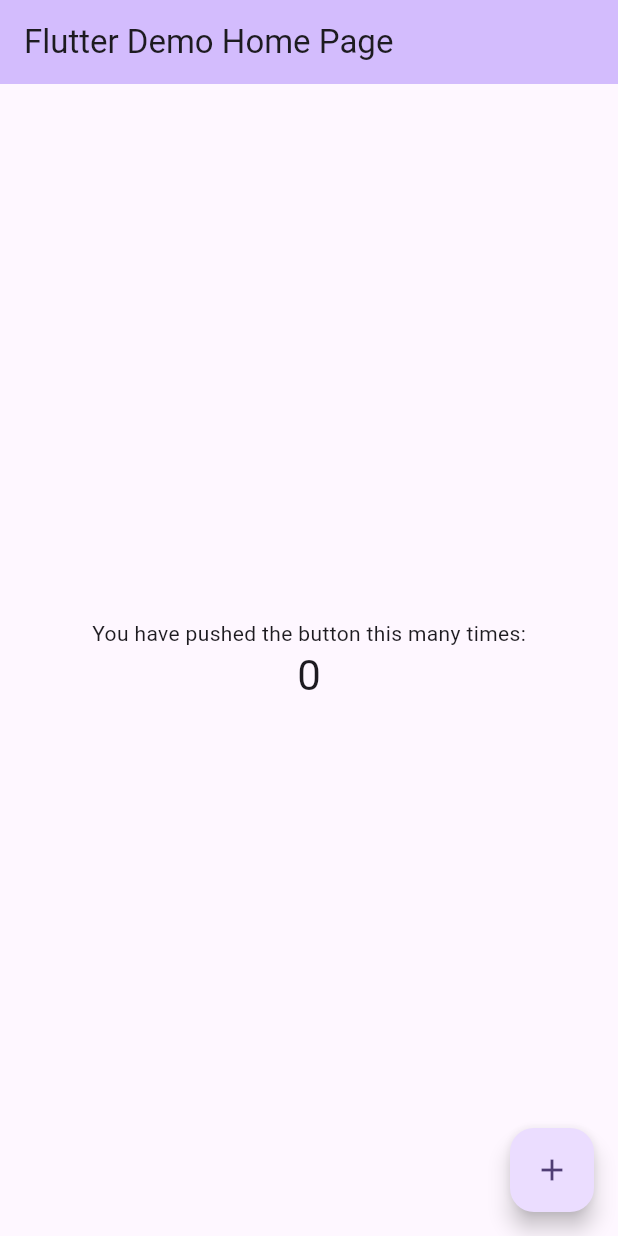
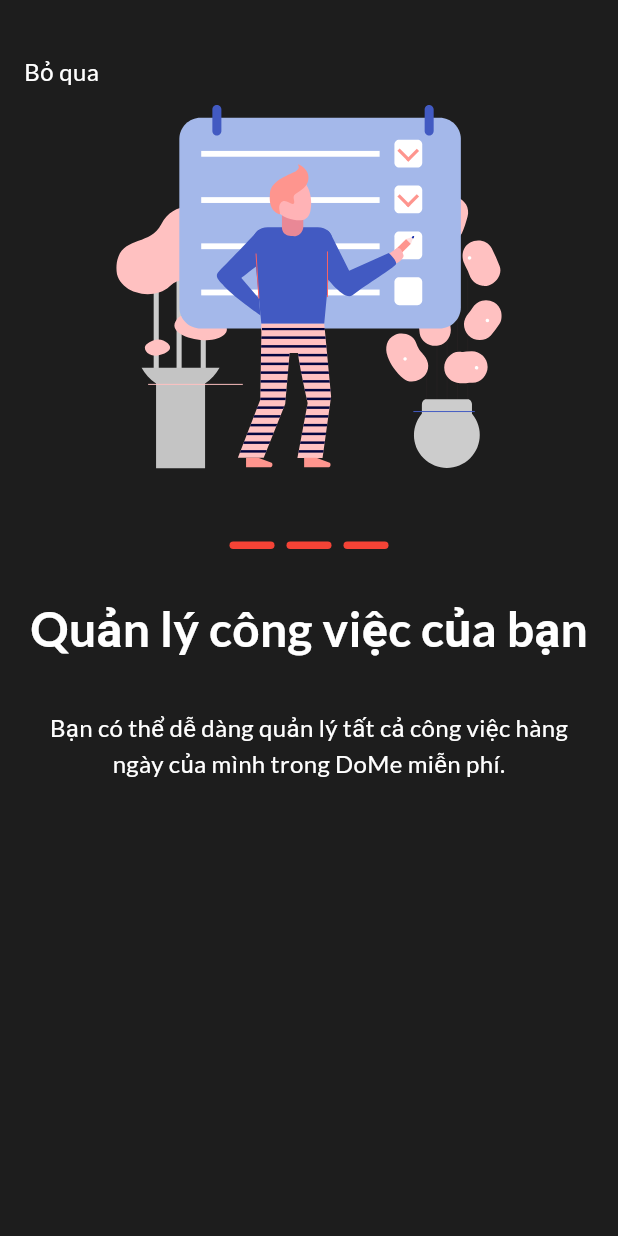
Before and after one commit to sanggit999/uptodo_app, a Flutter app: the screen it shows after launch, on a phone screen of 412 x 824 dp. Run offline on Flutter 3.47's test engine with Material 3 defaults, Android fonts, the phone set to English and light mode, and no system bars; our stand-ins replace flutter_bloc, flutter_svg, go_router.

Commit message:
update: Thêm thư mục core(configs, constants, navigation), screen Splash đã xong.

```diff
--- /dev/null
+++ b/lib/core/configs/assets/app_vectors.dart
@@ -0,0 +1,9 @@
+class AppVectors {
+  static const basePath = 'assets/vectors/';
+  static const format = '.svg';
+
+  static const intro = '${basePath}intro$format';
+  static const onboading1 = '${basePath}onboading1$format';
+  static const onboading2 = '${basePath}onboading2$format';
+  static const onboading3 = '${basePath}onboading3$format';
+}
--- /dev/null
+++ b/lib/core/configs/theme/app_colors.dart
@@ -0,0 +1,10 @@
+import 'dart:ui';
+
+class AppColors {
+  AppColors._();
+  static const primary = Color(0xff8687E7);
+  static const black = Color(0xff1D1D1D);
+  static const white = Color(0xffFFFFFF);
+  static const darkGray = Color(0xff535353);
+  static const lightGray = Color(0xff979797);
+}
--- /dev/null
+++ b/lib/core/configs/theme/app_theme.dart
@@ -0,0 +1,16 @@
+import 'package:flutter/material.dart';
+import 'package:uptodo_app/core/configs/theme/app_colors.dart';
+import 'package:uptodo_app/core/configs/theme/custom_theme/elevate_button_theme.dart';
+import 'package:uptodo_app/core/configs/theme/custom_theme/text_form_field_theme.dart';
+
+class AppTheme {
+  AppTheme._();
+
+  static final dark = ThemeData(
+    fontFamily: 'Lato',
+    primaryColor: AppColors.primary,
+    scaffoldBackgroundColor: AppColors.black,
+    inputDecorationTheme: AppTextFormFieldTheme.darkInputDecoration,
+    elevatedButtonTheme: AppElevateButtonTheme.darkElevatedButtonTheme,
+  );
+}
--- /dev/null
+++ b/lib/core/configs/theme/custom_theme/elevate_button_theme.dart
@@ -0,0 +1,15 @@
+import 'package:flutter/material.dart';
+import 'package:uptodo_app/core/configs/theme/app_colors.dart';
+
+class AppElevateButtonTheme {
+  AppElevateButtonTheme._();
+
+  static ElevatedButtonThemeData darkElevatedButtonTheme =
+      ElevatedButtonThemeData(
+          style: ElevatedButton.styleFrom(
+    backgroundColor: AppColors.primary,
+    elevation: 0,
+    textStyle: const TextStyle(fontSize: 16, fontWeight: FontWeight.w400),
+    shape: RoundedRectangleBorder(borderRadius: BorderRadius.circular(4)),
+  ));
+}
--- /dev/null
+++ b/lib/core/configs/theme/custom_theme/text_form_field_theme.dart
@@ -0,0 +1,49 @@
+import 'package:flutter/material.dart';
+import 'package:uptodo_app/core/configs/theme/app_colors.dart';
+
+class AppTextFormFieldTheme {
+  AppTextFormFieldTheme._();
+
+  static InputDecorationTheme darkInputDecoration = InputDecorationTheme(
+    filled: true,
+    fillColor: AppColors.lightGray,
+    hintStyle:
+    const TextStyle(color: AppColors.darkGray, fontWeight: FontWeight.w400),
+    contentPadding: const EdgeInsets.all(12),
+    border: OutlineInputBorder(
+      borderRadius: BorderRadius.circular(4),
+      borderSide: const BorderSide(
+        color: AppColors.lightGray,
+        width: 1,
+      ),
+    ),
+    enabledBorder: OutlineInputBorder(
+      borderRadius: BorderRadius.circular(4),
+      borderSide: const BorderSide(
+        color: AppColors.lightGray,
+        width: 1,
+      ),
+    ),
+    focusedBorder: OutlineInputBorder(
+      borderRadius: BorderRadius.circular(4),
+      borderSide: const BorderSide(
+        color: AppColors.lightGray,
+        width: 1,
+      ),
+    ),
+    errorBorder: OutlineInputBorder(
+      borderRadius: BorderRadius.circular(4),
+      borderSide: const BorderSide(
+        color: Colors.red,
+        width: 1,
+      ),
+    ),
+    focusedErrorBorder: OutlineInputBorder(
+      borderRadius: BorderRadius.circular(4),
+      borderSide: const BorderSide(
+        color: Colors.red,
+        width: 1,
+      ),
+    ),
+  );
+}
--- /dev/null
+++ b/lib/core/constants/app_strings.dart
@@ -0,0 +1,32 @@
+class AppStrings {
+  AppStrings._();
+
+  static const upTodo = 'UpTodo';
+  static const skip = 'Bỏ qua';
+  static const back = 'Quay lại';
+  static const next = 'Tiếp theo';
+  static const String getStarted = 'Bắt đầu';
+
+  static const String manageYourTasks = 'Quản lý công việc của bạn';
+  static const String subManageTasksTasks =
+      'Bạn có thể dễ dàng quản lý tất cả công việc hàng ngày của mình trong DoMe miễn phí.';
+  static const String createDailyRoutine = 'Tạo thói quen hàng ngày';
+  static const String subCreateDailyRoutine =
+      'Trong Uptodo, bạn có thể tạo thói quen cá nhân hóa của riêng mình để duy trì năng suất.';
+  static const String organizeYourTasks = 'Tổ chức công việc của bạn';
+  static const String subOrganizeYourTasks =
+      'Bạn có thể tổ chức công việc hàng ngày của mình bằng cách thêm các công việc vào các danh mục riêng biệt.';
+  static const String welcomeToUpTodo = 'Chào mừng bạn đến với UpTodo';
+  static const String subWelcomeToUpTodo =
+      'Vui lòng đăng nhập vào tài khoản của bạn hoặc tạo tài khoản mới để tiếp tục.';
+
+  static const login = 'Đăng nhập';
+  static const register = 'Đăng ký';
+  static const String createAccount = 'Tạo tài khoản';
+  static const String username = 'Tên nguời dùng';
+  static const String password = 'Mật khẩu';
+  static const String confirmPassword = 'Nhập lại mật khẩu';
+  static const String enterYourUsername = 'Nhập tên người dùng của bạn';
+  static const String dontHaveAnAccount = 'Chưa có tài khoản?';
+  static const String alreadyHaveAnAccount = 'Đã có tài khoản?';
+}
--- /dev/null
+++ b/lib/core/navigation/app_router.dart
@@ -0,0 +1,19 @@
+import 'package:go_router/go_router.dart';
+import 'package:uptodo_app/presentation/onboading/pages/onboading.dart';
+import 'package:uptodo_app/presentation/splash/pages/splash.dart';
+
+class AppRouter {
+  static final GoRouter router = GoRouter(
+    initialLocation: '/splash',
+    routes: [
+      GoRoute(
+        path: '/splash',
+        builder: (context, state) => const SplashPage(),
+      ),
+      GoRoute(
+        path: '/onboading',
+        builder: (context, state) => const OnboadingPage(),
+      ),
+    ],
+  );
+}
--- a/lib/main.dart
+++ b/lib/main.dart
@@ -1,4 +1,10 @@
 import 'package:flutter/material.dart';
+import 'package:flutter/services.dart';
+import 'package:flutter_bloc/flutter_bloc.dart';
+import 'package:uptodo_app/core/configs/theme/app_theme.dart';
+import 'package:uptodo_app/core/navigation/app_router.dart';
+import 'package:uptodo_app/presentation/splash/cubit/splash_cubit.dart';
+import 'package:uptodo_app/presentation/splash/pages/splash.dart';
 
 void main() {
   runApp(const MyApp());
@@ -7,119 +13,18 @@
 class MyApp extends StatelessWidget {
   const MyApp({super.key});
 
-  // This widget is the root of your application.
   @override
   Widget build(BuildContext context) {
-    return MaterialApp(
-      title: 'Flutter Demo',
-      theme: ThemeData(
-        // This is the theme of your application.
-        //
-        // TRY THIS: Try running your application with "flutter run". You'll see
-        // the application has a purple toolbar. Then, without quitting the app,
-        // try changing the seedColor in the colorScheme below to Colors.green
-        // and then invoke "hot reload" (save your changes or press the "hot
-        // reload" button in a Flutter-supported IDE, or press "r" if you used
-        // the command line to start the app).
-        //
-        // Notice that the counter didn't reset back to zero; the application
-        // state is not lost during the reload. To reset the state, use hot
-        // restart instead.
-        //
-        // This works for code too, not just values: Most code changes can be
-        // tested with just a hot reload.
-        colorScheme: ColorScheme.fromSeed(seedColor: Colors.deepPurple),
-        useMaterial3: true,
+    SystemChrome.setSystemUIOverlayStyle(
+        const SystemUiOverlayStyle(statusBarColor: Colors.transparent));
+    return BlocProvider(
+      create: (context) => SplashCubit()..appStarted(),
+      child: MaterialApp.router(
+        title: 'UpTodo',
+        theme: AppTheme.dark,
+        debugShowCheckedModeBanner: false,
+        routerConfig: AppRouter.router,
       ),
-      home: const MyHomePage(title: 'Flutter Demo Home Page'),
     );
   }
 }
-
-class MyHomePage extends StatefulWidget {
-  const MyHomePage({super.key, required this.title});
-
-  // This widget is the home page of your application. It is stateful, meaning
-  // that it has a State object (defined below) that contains fields that affect
-  // how it looks.
-
-  // This class is the configuration for the state. It holds the values (in this
-  // case the title) provided by the parent (in this case the App widget) and
-  // used by the build method of the State. Fields in a Widget subclass are
-  // always marked "final".
-
-  final String title;
-
-  @override
-  State<MyHomePage> createState() => _MyHomePageState();
-}
-
-class _MyHomePageState extends State<MyHomePage> {
-  int _counter = 0;
-
-  void _incrementCounter() {
-    setState(() {
-      // This call to setState tells the Flutter framework that something has
-      // changed in this State, which causes it to rerun the build method below
-      // so that the display can reflect the updated values. If we changed
-      // _counter without calling setState(), then the build method would not be
-      // called again, and so nothing would appear to happen.
-      _counter++;
-    });
-  }
-
-  @override
-  Widget build(BuildContext context) {
-    // This method is rerun every time setState is called, for instance as done
-    // by the _incrementCounter method above.
-    //
-    // The Flutter framework has been optimized to make rerunning build methods
-    // fast, so that you can just rebuild anything that needs updating rather
-    // than having to individually change instances of widgets.
-    return Scaffold(
-      appBar: AppBar(
-        // TRY THIS: Try changing the color here to a specific color (to
-        // Colors.amber, perhaps?) and trigger a hot reload to see the AppBar
-        // change color while the other colors stay the same.
-        backgroundColor: Theme.of(context).colorScheme.inversePrimary,
-        // Here we take the value from the MyHomePage object that was created by
-        // the App.build method, and use it to set our appbar title.
-        title: Text(widget.title),
-      ),
-      body: Center(
-        // Center is a layout widget. It takes a single child and positions it
-        // in the middle of the parent.
-        child: Column(
-          // Column is also a layout widget. It takes a list of children and
-          // arranges them vertically. By default, it sizes itself to fit its
-          // children horizontally, and tries to be as tall as its parent.
-          //
-          // Column has various properties to control how it sizes itself and
-          // how it positions its children. Here we use mainAxisAlignment to
-          // center the children vertically; the main axis here is the vertical
-          // axis because Columns are vertical (the cross axis would be
-          // horizontal).
-          //
-          // TRY THIS: Invoke "debug painting" (choose the "Toggle Debug Paint"
-          // action in the IDE, or press "p" in the console), to see the
-          // wireframe for each widget.
-          mainAxisAlignment: MainAxisAlignment.center,
-          children: <Widget>[
-            const Text(
-              'You have pushed the button this many times:',
-            ),
-            Text(
-              '$_counter',
-              style: Theme.of(context).textTheme.headlineMedium,
-            ),
-          ],
-        ),
-      ),
-      floatingActionButton: FloatingActionButton(
-        onPressed: _incrementCounter,
-        tooltip: 'Increment',
-        child: const Icon(Icons.add),
-      ), // This trailing comma makes auto-formatting nicer for build methods.
-    );
-  }
-}
--- /dev/null
+++ b/lib/presentation/onboading/pages/onboading.dart
@@ -0,0 +1,37 @@
+import 'package:flutter/material.dart';
+import 'package:uptodo_app/core/configs/assets/app_vectors.dart';
+import 'package:uptodo_app/core/configs/theme/app_colors.dart';
+import 'package:uptodo_app/core/constants/app_strings.dart';
+import 'package:uptodo_app/presentation/onboading/widgets/onboading.dart';
+
+class OnboadingPage extends StatelessWidget {
+  const OnboadingPage({super.key});
+
+  @override
+  Widget build(BuildContext context) {
+    return Scaffold(
+        body: Padding(
+      padding: const EdgeInsets.all(16),
+      child: Column(
+        children: [
+          Align(
+              alignment: Alignment.topLeft,
+              child: Padding(
+                  padding: const EdgeInsets.only(top: 20),
+                  child: Text(
+                    AppStrings.skip,
+                    style: TextStyle(
+                        fontSize: 16,
+                        color: AppColors.white,
+                        fontWeight: FontWeight.w400),
+                  ))),
+          Onboarding(
+            image: AppVectors.onboading3,
+            title: AppStrings.manageYourTasks,
+            subTitle: AppStrings.subManageTasksTasks,
+          )
+        ],
+      ),
+    ));
+  }
+}
--- /dev/null
+++ b/lib/presentation/onboading/widgets/onboading.dart
@@ -0,0 +1,64 @@
+import 'package:flutter/material.dart';
+import 'package:flutter_svg/flutter_svg.dart';
+
+class Onboarding extends StatelessWidget {
+  final String image;
+  final String title;
+  final String subTitle;
+
+  const Onboarding({
+    required this.image,
+    required this.title,
+    required this.subTitle,
+    super.key,
+  });
+
+  @override
+  Widget build(BuildContext context) {
+    return Column(
+      mainAxisAlignment: MainAxisAlignment.center,
+      children: [
+        Padding(
+          padding: const EdgeInsets.all(10),
+          child: SvgPicture.asset(image),
+        ),
+        const SizedBox(height: 30),
+        Row(
+            mainAxisAlignment: MainAxisAlignment.center,
+            children: List.generate(
+              3,
+              (index) {
+                return Container(
+                  margin: const EdgeInsets.symmetric(horizontal: 4),
+                  width: 30,
+                  height: 5,
+                  decoration: BoxDecoration(
+                    borderRadius: BorderRadius.circular(50),
+                    color: Colors.red,
+                  ),
+                );
+              },
+            )),
+        const SizedBox(height: 30),
+        Text(
+          title,
+          style: const TextStyle(
+            fontSize: 32,
+            fontWeight: FontWeight.bold,
+            color: Colors.white,
+          ),
+        ),
+        const SizedBox(height: 30),
+        Text(
+          subTitle,
+          textAlign: TextAlign.center,
+          style: const TextStyle(
+            fontSize: 16,
+            color: Colors.white,
+            fontWeight: FontWeight.w400,
+          ),
+        ),
+      ],
+    );
+  }
+}
--- /dev/null
+++ b/lib/presentation/splash/cubit/splash_cubit.dart
@@ -0,0 +1,11 @@
+import 'package:flutter_bloc/flutter_bloc.dart';
+import 'package:uptodo_app/presentation/splash/cubit/splash_state.dart';
+
+class SplashCubit extends Cubit<SplashState> {
+  SplashCubit() : super(DisplaySplash());
+
+  void appStarted() async {
+    await Future.delayed(const Duration(seconds: 2));
+    emit(UnAuthenticated());
+  }
+}
--- /dev/null
+++ b/lib/presentation/splash/cubit/splash_state.dart
@@ -0,0 +1,7 @@
+abstract class SplashState {}
+
+class DisplaySplash extends SplashState{}
+
+class Authenticated extends SplashState{}
+
+class UnAuthenticated extends SplashState{}
--- /dev/null
+++ b/lib/presentation/splash/pages/splash.dart
@@ -0,0 +1,40 @@
+import 'package:flutter/material.dart';
+import 'package:flutter_bloc/flutter_bloc.dart';
+import 'package:flutter_svg/flutter_svg.dart';
+import 'package:go_router/go_router.dart';
+import 'package:uptodo_app/core/configs/assets/app_vectors.dart';
+import 'package:uptodo_app/core/configs/theme/app_colors.dart';
+import 'package:uptodo_app/core/constants/app_strings.dart';
+import 'package:uptodo_app/presentation/splash/cubit/splash_cubit.dart';
+import 'package:uptodo_app/presentation/splash/cubit/splash_state.dart';
+
+class SplashPage extends StatelessWidget {
+  const SplashPage({super.key});
+
+  @override
+  Widget build(BuildContext context) {
+    return BlocListener<SplashCubit,SplashState>(
+      listener: (context, state) {
+        if (state is UnAuthenticated) {
+            context.go('/onboading');
+        }
+      },
+      child: Scaffold(
+        body: Center(
+          child: Column(
+            mainAxisAlignment: MainAxisAlignment.center,
+            children: [
+              SvgPicture.asset(AppVectors.intro),
+              const Text(AppStrings.upTodo,
+                  style: TextStyle(
+                    color: AppColors.white,
+                    fontSize: 40,
+                    fontWeight: FontWeight.bold,
+                  )),
+            ],
+          ),
+        ),
+      ),
+    );
+  }
+}
```
Also changed, not shown: pubspec.yaml (+16 -29 lines), assets/fonts/Lato-Bold.ttf (added), assets/fonts/Lato-Regular.ttf (added), assets/vectors/intro.svg (added), assets/vectors/onboading1.svg (added), assets/vectors/onboading2.svg (added), assets/vectors/onboading3.svg (added), pubspec.lock, 5 other files.
